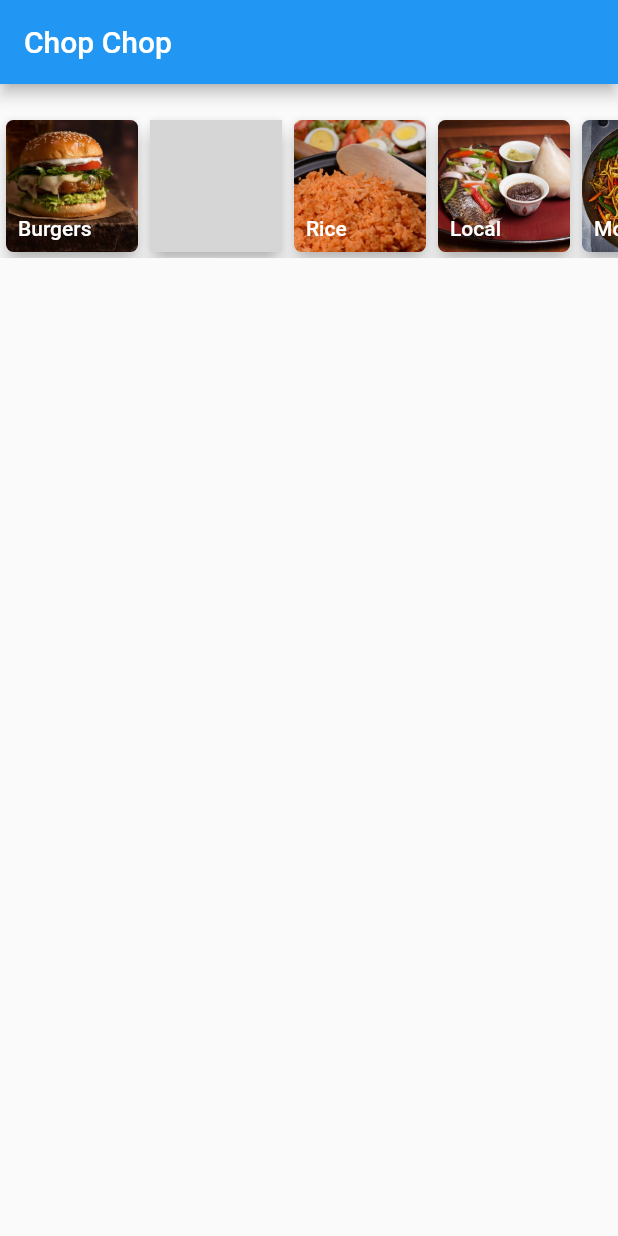
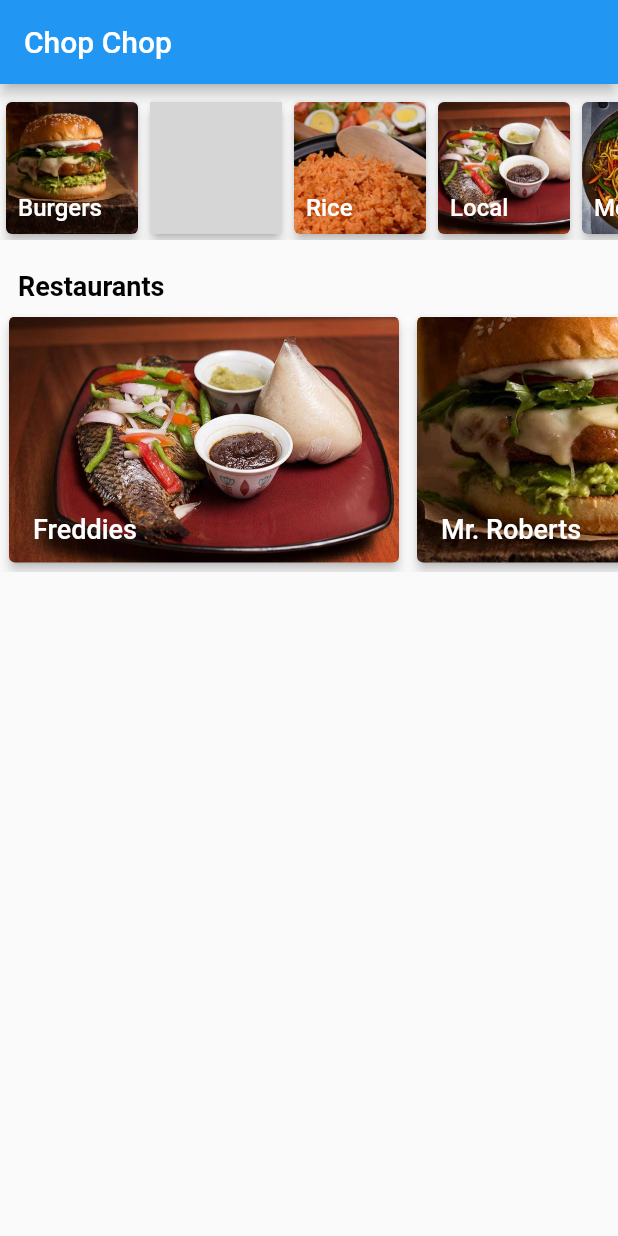
Before and after one commit to afwcole/chop_chop_flutter, a Flutter app: the screen it shows after launch, on a phone screen of 412 x 824 dp. Run offline on Flutter 3.47's test engine with Material 2 defaults, Android fonts, the phone set to English and light mode, and no system bars; grey boxes are pictures that could not be loaded.

Commit message:
Add Restuarant Carousel
Added carousel type widget again with the available restaurant above,
moved the code for the card into a new Dart file called "DeckOfCards"
this Deck Of Cards file is used to hold all the code for the different
cards.

```diff
--- /dev/null
+++ b/lib/DeckOfCards.dart
@@ -0,0 +1,77 @@
+import 'package:flutter/material.dart';
+
+class DeckOfCards {
+
+  static Widget categoryCard(String imageDirName, String categoryName){
+    return Container(
+      height: 96.0,
+      width: 96.0,
+      child: Card(
+        elevation: 3,
+        margin: EdgeInsets.all(4.0),
+        semanticContainer: true,
+        clipBehavior: Clip.antiAliasWithSaveLayer,
+        child: Container(
+          decoration: BoxDecoration(
+              image: DecorationImage(
+                image: AssetImage(imageDirName),
+                fit: BoxFit.cover,
+              )
+          ),
+          child: Container(
+              margin: EdgeInsets.fromLTRB(8, 0, 0, 8),
+              alignment: Alignment.bottomLeft,
+              child: Text(
+                  categoryName,
+                  style: TextStyle(
+                    color: Colors.white,
+                    fontSize: 16,
+                    fontWeight: FontWeight.w500,
+                  )
+              )
+          ),
+        ),
+      ),
+    );
+  }
+
+  static Widget restaurantCard(String imageDirName, String restaurantName){
+    return Container(
+        height: 176,
+        width: 272,
+        child: Card(
+          elevation: 3,
+          margin: EdgeInsets.all(6.0),
+          semanticContainer: true,
+          clipBehavior: Clip.antiAliasWithSaveLayer,
+          child: Container(
+            decoration: BoxDecoration(
+                image: DecorationImage(
+                  image: AssetImage(imageDirName),
+                  fit: BoxFit.cover,
+                )
+            ),
+            child: Container(
+                margin: EdgeInsets.fromLTRB(16, 0, 0, 12),
+                alignment: Alignment.bottomLeft,
+                child: Text(
+                    restaurantName,
+                    style: TextStyle(
+                      color: Colors.white,
+                      fontSize: 18,
+                      fontWeight: FontWeight.w500,
+                    )
+                )
+            ),
+          ),
+
+          /*
+        shape: RoundedRectangleBorder(
+          borderRadius: BorderRadius.circular(0.0),
+        ),
+        */
+
+        )
+    );
+  }
+}
--- a/lib/main.dart
+++ b/lib/main.dart
@@ -1,4 +1,6 @@
+import 'package:flutter/cupertino.dart';
 import 'package:flutter/material.dart';
+import 'DeckOfCards.dart';
 
 void main() => runApp(MyApp());
 
@@ -31,58 +33,51 @@ class _MyHomePageState extends State<MyHomePage> {
         title: Text(widget.title),
       ),
       body: Container(
-        margin: EdgeInsets.symmetric(vertical: 20.0),
-        height: 96.0,
-        child: ListView(
-          scrollDirection: Axis.horizontal,
+        child: Column(
           children: <Widget>[
-            homeCards.categoryCard('images/Burger.jpg', "Burgers"),
-            homeCards.categoryCard('images/Chicken.jfif', "Chicken"),
-            homeCards.categoryCard('images/Rice.jpg', "Rice"),
-            homeCards.categoryCard('images/Local.jpg', "Local"),
-            homeCards.categoryCard('images/More.jpg', "More")
+            Container(
+                height: 96.0,
+                margin: EdgeInsets.symmetric(vertical: 8.0),
+                child: ListView(
+                    scrollDirection: Axis.horizontal,
+                    children: <Widget>[
+                      DeckOfCards.categoryCard('images/Burger.jpg', "Burgers"),
+                      DeckOfCards.categoryCard('images/Chicken.jfif', "Chicken"),
+                      DeckOfCards.categoryCard('images/Rice.jpg', "Rice"),
+                      DeckOfCards.categoryCard('images/Local.jpg', "Local"),
+                      DeckOfCards.categoryCard('images/Noodles.jpg', "More...")
+                    ]
+                )
+            ),
+            Container(
+              alignment: Alignment.centerLeft,
+              margin: EdgeInsets.fromLTRB(12, 12, 0, 4),
+              child: Text(
+                "Restaurants",
+                style: TextStyle(
+                  color: Colors.black,
+                  fontSize: 18,
+                  fontWeight: FontWeight.bold,
+                )
+              )
+            ),
+            Container(
+              height: 176.0,
+              child: ListView(
+                  scrollDirection: Axis.horizontal,
+                  children: <Widget>[
+                    DeckOfCards.restaurantCard('images/Local.jpg', "Freddies"),
+                    DeckOfCards.restaurantCard('images/Burger.jpg', "Mr. Roberts"),
+                    DeckOfCards.restaurantCard('images/Chicken.jfif', "BBQ City"),
+                    DeckOfCards.restaurantCard('images/Noodles.jpg', "Sanbra"),
+                    DeckOfCards.restaurantCard('images/Rice.jpg', "More...")
+                  ]
+              )
+            )
           ]
         )
       )
+
     );
   }
 }
-
-
-class homeCards {
-
-  static Widget categoryCard(String imageDirName, String categoryName){
-    return Container(
-      width: 96.0,
-      child: Card(
-        elevation: 5,
-        margin: EdgeInsets.all(4.0),
-        semanticContainer: true,
-        clipBehavior: Clip.antiAliasWithSaveLayer,
-        child: Container(
-          decoration: BoxDecoration(
-            image: DecorationImage(
-              image: AssetImage(imageDirName),
-              fit: BoxFit.cover,
-            )
-          ),
-          child: Container(
-              margin: EdgeInsets.fromLTRB(8, 0, 0, 8),
-              alignment: Alignment.bottomLeft,
-              child: Text(
-                categoryName,
-                style: TextStyle(
-                  color: Colors.white,
-                  fontSize: 14,
-                  fontWeight: FontWeight.w500,
-                )
-              )
-          ),
-        ),
-        shape: RoundedRectangleBorder(
-          borderRadius: BorderRadius.circular(5.0),
-        ),
-      ),
-    );
-  }
-}
--- a/pubspec.yaml
+++ b/pubspec.yaml
@@ -45,7 +45,7 @@ flutter:
     - images/Burger.jpg
     - images/Chicken.jfif
     - images/Local.jpg
-    - images/More.jpg
+    - images/Noodles.jpg
     - images/Rice.jpg
   #  - images/a_dot_ham.jpeg
 
```
Also changed, not shown: images/Noodles.jpg (renamed from images/More.jpg).
